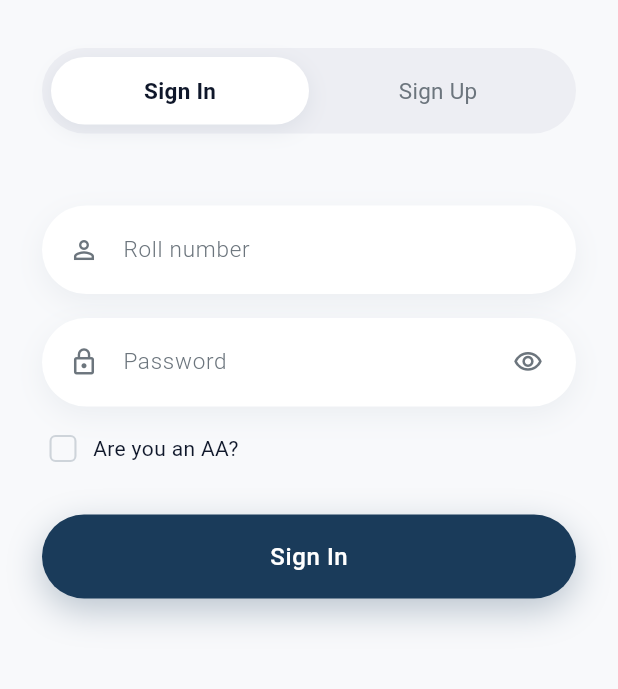
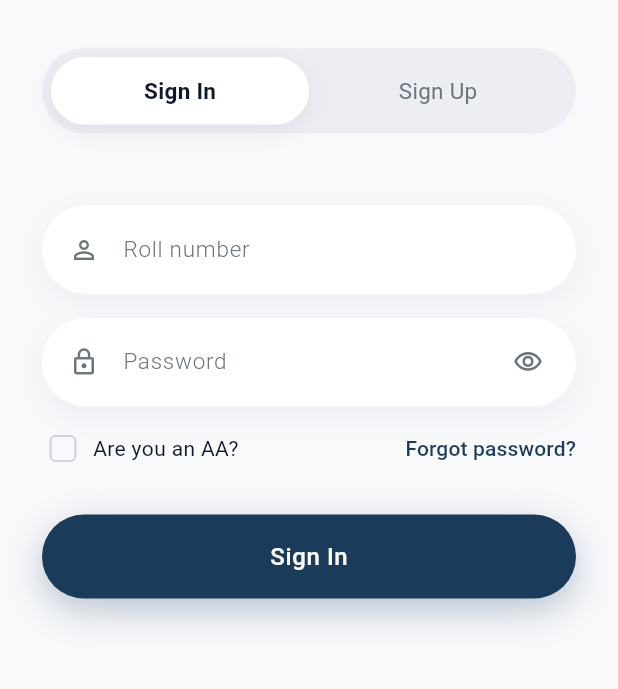
Before and after one commit to nssiitb/nss-app-frontend, a Flutter app: the screen it shows after launch, on a phone screen of 412 x 824 dp, the part 120-809 px from its top. Run offline on Flutter 3.47's test engine with Material 3 defaults, Android fonts, the phone set to English and light mode, and no system bars; our stand-ins replace flutter_dotenv, flutter_secure_storage, geolocator, google_fonts, pdf, printing and 2 more; Roboto replaces fonts that are missing (Roboto Flex).

Commit message:
wire Forgot Password link back into the redesigned login form
After merging origin/master's 3-step forgot-password flow, the entry
point was missing (the old sign_in.dart layout was replaced by the
tabbed AuthScreen). Adds a "Forgot password?" TextButton next to the
"Are you an AA?" checkbox that navigates to Routes.forgotPassword.

Co-Authored-By: Claude Opus 4.7 <noreply@anthropic.com>

```diff
--- a/lib/widgets/login_form.dart
+++ b/lib/widgets/login_form.dart
@@ -184,6 +184,24 @@ class _LoginFormState extends State<LoginForm> {
                         ),
                       ),
                     ],
+                  ),
+                ),
+              ),
+              const Spacer(),
+              TextButton(
+                style: TextButton.styleFrom(
+                  padding: EdgeInsets.zero,
+                  minimumSize: const Size(0, 0),
+                  tapTargetSize: MaterialTapTargetSize.shrinkWrap,
+                ),
+                onPressed: () =>
+                    Navigator.pushNamed(context, Routes.forgotPassword),
+                child: Text(
+                  'Forgot password?',
+                  style: rf(
+                    fontSize: 14,
+                    fontWeight: FontWeight.w500,
+                    color: _kBrand,
                   ),
                 ),
               ),
```
